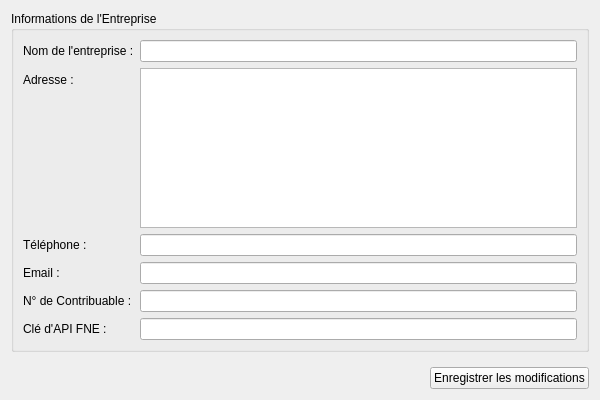
Qt form facturation_ci/ui/settings.ui (otchoumouAng/fne) before a commit.
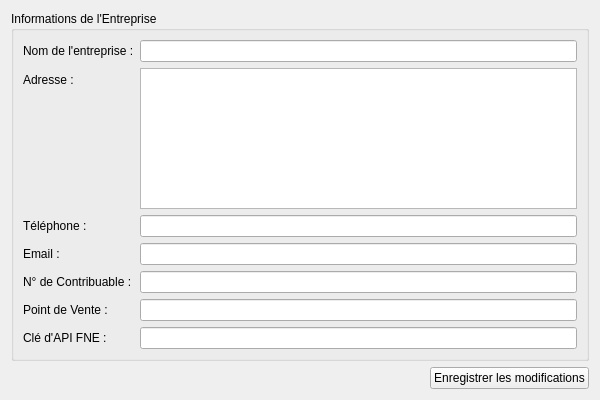
The same form after that commit.

Commit message: Fix(fne): Definitive fix for FNE certification and all related issues

```diff
--- a/facturation_ci/ui/settings.ui
+++ b/facturation_ci/ui/settings.ui
@@ -71,13 +71,23 @@
        <widget class="QLineEdit" name="tax_id_edit"/>
       </item>
       <item row="5" column="0">
+       <widget class="QLabel" name="label_pos">
+        <property name="text">
+         <string>Point de Vente :</string>
+        </property>
+       </widget>
+      </item>
+      <item row="5" column="1">
+       <widget class="QLineEdit" name="pos_edit"/>
+      </item>
+      <item row="6" column="0">
        <widget class="QLabel" name="label_fne_api_key">
         <property name="text">
          <string>Clé d'API FNE :</string>
         </property>
        </widget>
       </item>
-      <item row="5" column="1">
+      <item row="6" column="1">
        <widget class="QLineEdit" name="fne_api_key_edit">
         <property name="echoMode">
          <enum>QLineEdit::Password</enum>
```
